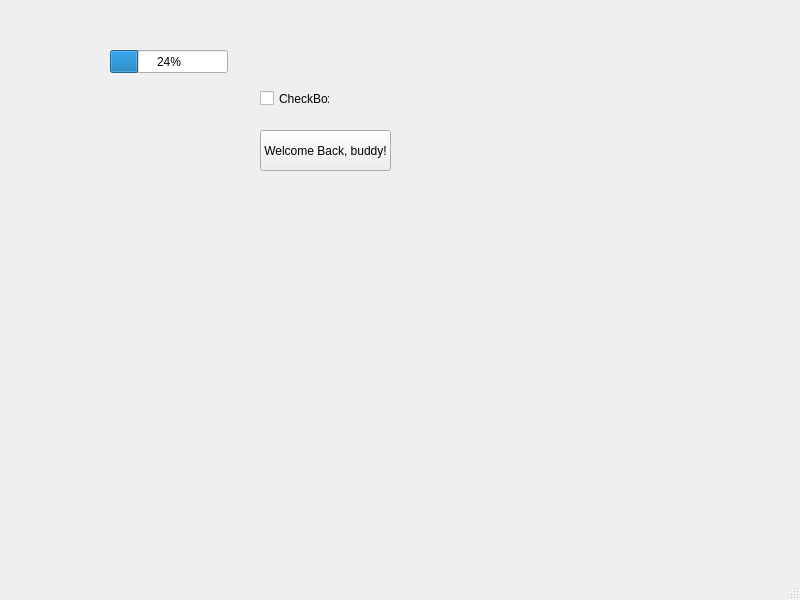
This is forms/MainWindow.ui in nixonsd/qt-compression as Qt 5 draws it before an edit. The edited form follows.
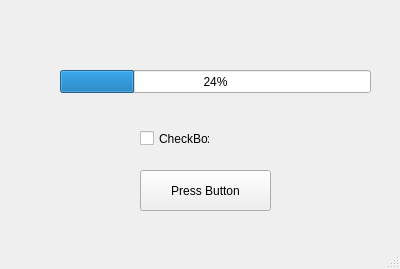
This is the edited form.

Commit message: Added program design

The edit to the form file:
```diff
--- a/forms/MainWindow.ui
+++ b/forms/MainWindow.ui
@@ -9,32 +9,59 @@
    <rect>
     <x>0</x>
     <y>0</y>
-    <width>800</width>
-    <height>600</height>
+    <width>400</width>
+    <height>269</height>
    </rect>
   </property>
+  <property name="sizePolicy">
+   <sizepolicy hsizetype="Ignored" vsizetype="Ignored">
+    <horstretch>0</horstretch>
+    <verstretch>0</verstretch>
+   </sizepolicy>
+  </property>
+  <property name="minimumSize">
+   <size>
+    <width>400</width>
+    <height>269</height>
+   </size>
+  </property>
+  <property name="maximumSize">
+   <size>
+    <width>400</width>
+    <height>269</height>
+   </size>
+  </property>
+  <property name="tabletTracking">
+   <bool>false</bool>
+  </property>
+  <property name="contextMenuPolicy">
+   <enum>Qt::CustomContextMenu</enum>
+  </property>
   <property name="windowTitle">
-   <string>Hello World App</string>
+   <string>CD</string>
+  </property>
+  <property name="autoFillBackground">
+   <bool>false</bool>
   </property>
   <widget class="QWidget" name="centralwidget">
    <widget class="QPushButton" name="pushButton">
     <property name="geometry">
      <rect>
-      <x>260</x>
-      <y>130</y>
+      <x>140</x>
+      <y>170</y>
       <width>131</width>
       <height>41</height>
      </rect>
     </property>
     <property name="text">
-     <string>Welcome Back, buddy!</string>
+     <string>Press Button</string>
     </property>
    </widget>
    <widget class="QCheckBox" name="checkBox">
     <property name="geometry">
      <rect>
-      <x>260</x>
-      <y>90</y>
+      <x>140</x>
+      <y>130</y>
       <width>70</width>
       <height>17</height>
      </rect>
@@ -46,15 +73,18 @@
    <widget class="QProgressBar" name="progressBar">
     <property name="geometry">
      <rect>
-      <x>110</x>
-      <y>50</y>
-      <width>118</width>
+      <x>60</x>
+      <y>70</y>
+      <width>311</width>
       <height>23</height>
      </rect>
     </property>
     <property name="value">
      <number>24</number>
     </property>
+    <property name="format">
+     <string>%p%</string>
+    </property>
    </widget>
   </widget>
   <widget class="QMenuBar" name="menubar">
```
Left out of the diff: 13 changed lines with no effect on the pictures. The commit also changes 6 other files.
